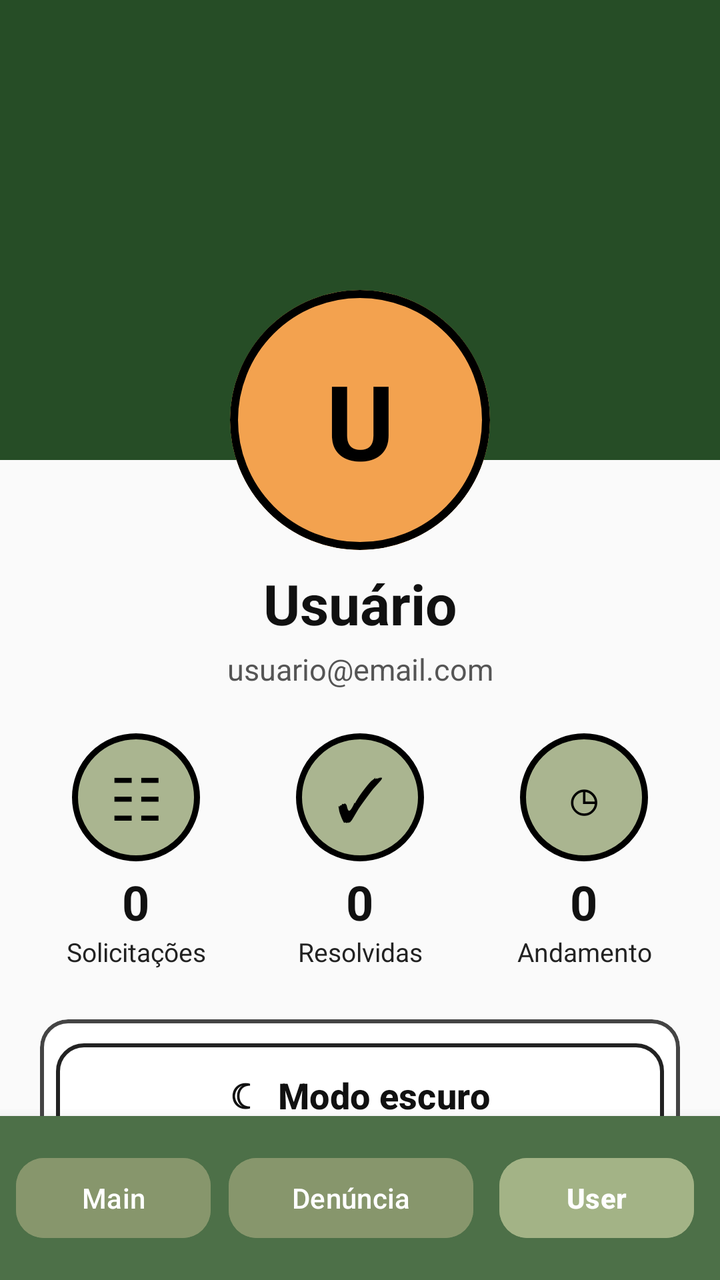
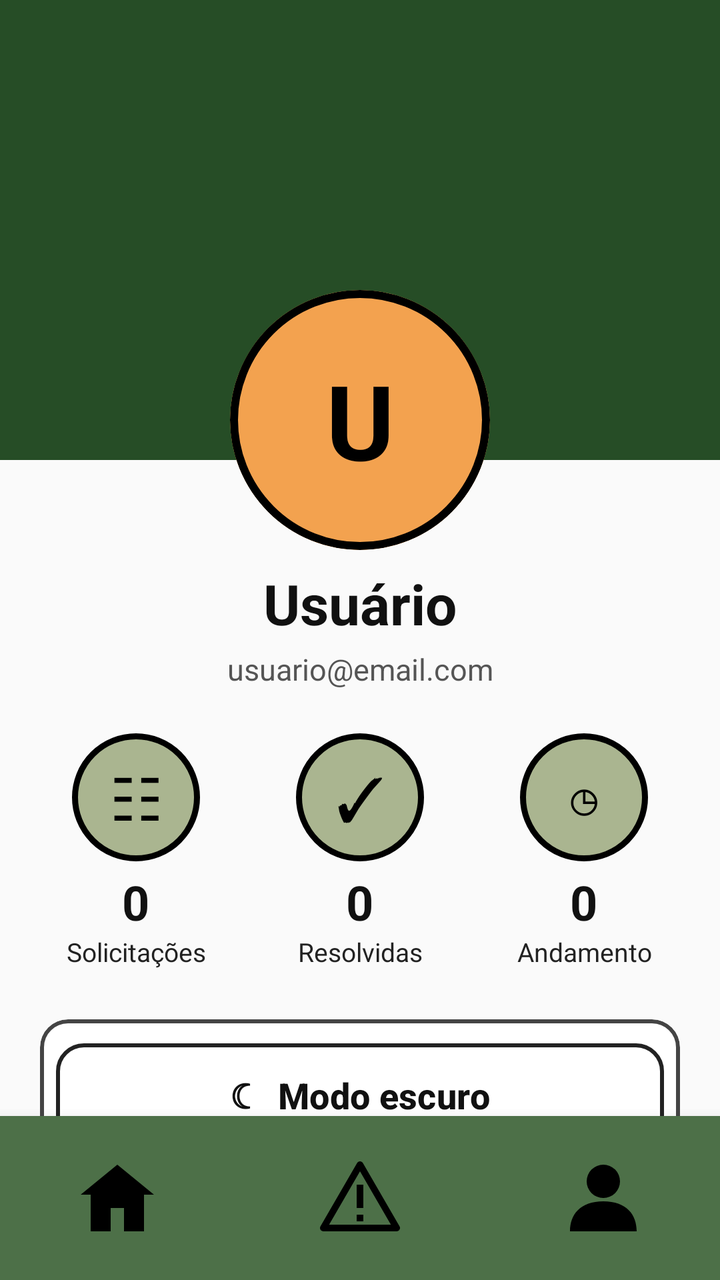

Screens rendered from an Android XML layout before and after an edit, with the pre-edit source and the edit as a unified diff.
<!-- AndroidManifest.xml: application theme Theme.TCC -->
<!-- res/layout/activity_users_screen.xml -->
<?xml version="1.0" encoding="utf-8"?>
<androidx.constraintlayout.widget.ConstraintLayout
    xmlns:android="http://schemas.android.com/apk/res/android"
    xmlns:app="http://schemas.android.com/apk/res-auto"
    xmlns:tools="http://schemas.android.com/tools"
    android:id="@+id/main"
    android:layout_width="match_parent"
    android:layout_height="match_parent"
    android:background="#FAFAFA"
    tools:context=".UsersScreen">


    
    
    

    <androidx.core.widget.NestedScrollView
        android:id="@+id/scrollUser"
        android:layout_width="0dp"
        android:layout_height="0dp"
        android:fillViewport="true"
        android:clipToPadding="false"
        app:layout_constraintTop_toTopOf="parent"
        app:layout_constraintBottom_toTopOf="@id/bottomNavigation"
        app:layout_constraintStart_toStartOf="parent"
        app:layout_constraintEnd_toEndOf="parent">


        <androidx.constraintlayout.widget.ConstraintLayout
            android:layout_width="match_parent"
            android:layout_height="wrap_content"
            android:minHeight="650dp">


            
            
            

            <View
                android:id="@+id/topBackground"
                android:layout_width="0dp"
                android:layout_height="230dp"
                android:background="#264D26"
                app:layout_constraintTop_toTopOf="parent"
                app:layout_constraintStart_toStartOf="parent"
                app:layout_constraintEnd_toEndOf="parent" />


            
            
            

            <com.google.android.material.card.MaterialCardView
                android:id="@+id/cardProfile"
                android:layout_width="130dp"
                android:layout_height="130dp"
                android:layout_marginTop="145dp"
                app:cardBackgroundColor="#F3A24F"
                app:cardCornerRadius="65dp"
                app:cardElevation="0dp"
                app:strokeColor="#000000"
                app:strokeWidth="4dp"
                app:layout_constraintTop_toTopOf="parent"
                app:layout_constraintStart_toStartOf="parent"
                app:layout_constraintEnd_toEndOf="parent">

                <TextView
                    android:id="@+id/txtInicial"
                    android:layout_width="match_parent"
                    android:layout_height="match_parent"
                    android:gravity="center"
                    android:text="U"
                    android:textColor="#000000"
                    android:textSize="52sp"
                    android:textStyle="bold" />

            </com.google.android.material.card.MaterialCardView>


            
            
            

            <TextView
                android:id="@+id/txtName"
                android:layout_width="0dp"
                android:layout_height="wrap_content"
                android:layout_marginStart="20dp"
                android:layout_marginTop="8dp"
                android:layout_marginEnd="20dp"
                android:gravity="center"
                android:maxLines="1"
                android:ellipsize="end"
                android:text="Usuário"
                android:textColor="#111111"
                android:textSize="28sp"
                android:textStyle="bold"
                app:layout_constraintTop_toBottomOf="@id/cardProfile"
                app:layout_constraintStart_toStartOf="parent"
                app:layout_constraintEnd_toEndOf="parent" />


            
            
            

            <TextView
                android:id="@+id/txtEmail"
                android:layout_width="0dp"
                android:layout_height="wrap_content"
                android:layout_marginStart="24dp"
                android:layout_marginTop="4dp"
                android:layout_marginEnd="24dp"
                android:gravity="center"
                android:maxLines="1"
                android:ellipsize="end"
                android:text="usuario@email.com"
                android:textColor="#555555"
                android:textSize="15sp"
                app:layout_constraintTop_toBottomOf="@id/txtName"
                app:layout_constraintStart_toStartOf="parent"
                app:layout_constraintEnd_toEndOf="parent" />


            
            
            

            <LinearLayout
                android:id="@+id/layoutEstatisticas"
                android:layout_width="0dp"
                android:layout_height="wrap_content"
                android:layout_marginStart="12dp"
                android:layout_marginTop="22dp"
                android:layout_marginEnd="12dp"
                android:baselineAligned="false"
                android:orientation="horizontal"
                android:gravity="top"
                app:layout_constraintTop_toBottomOf="@id/txtEmail"
                app:layout_constraintStart_toStartOf="parent"
                app:layout_constraintEnd_toEndOf="parent">


                

                <LinearLayout
                    android:layout_width="0dp"
                    android:layout_height="wrap_content"
                    android:layout_weight="1"
                    android:gravity="center"
                    android:orientation="vertical">

                    <TextView
                        android:layout_width="64dp"
                        android:layout_height="64dp"
                        android:background="@drawable/bg_circle_stat"
                        android:gravity="center"
                        android:text="☷"
                        android:textColor="#000000"
                        android:textSize="30sp" />

                    <TextView
                        android:id="@+id/txtSolicitacoes"
                        android:layout_width="wrap_content"
                        android:layout_height="wrap_content"
                        android:layout_marginTop="4dp"
                        android:text="0"
                        android:textColor="#111111"
                        android:textSize="24sp"
                        android:textStyle="bold" />

                    <TextView
                        android:layout_width="match_parent"
                        android:layout_height="wrap_content"
                        android:gravity="center"
                        android:text="Solicitações"
                        android:textColor="#222222"
                        android:textSize="13sp" />

                </LinearLayout>


                

                <LinearLayout
                    android:layout_width="0dp"
                    android:layout_height="wrap_content"
                    android:layout_weight="1"
                    android:gravity="center"
                    android:orientation="vertical">

                    <TextView
                        android:layout_width="64dp"
                        android:layout_height="64dp"
                        android:background="@drawable/bg_circle_stat"
                        android:gravity="center"
                        android:text="✓"
                        android:textColor="#000000"
                        android:textSize="30sp" />

                    <TextView
                        android:id="@+id/txtResolvidas"
                        android:layout_width="wrap_content"
                        android:layout_height="wrap_content"
                        android:layout_marginTop="4dp"
                        android:text="0"
                        android:textColor="#111111"
                        android:textSize="24sp"
                        android:textStyle="bold" />

                    <TextView
                        android:layout_width="match_parent"
                        android:layout_height="wrap_content"
                        android:gravity="center"
                        android:text="Resolvidas"
                        android:textColor="#222222"
                        android:textSize="13sp" />

                </LinearLayout>


                

                <LinearLayout
                    android:layout_width="0dp"
                    android:layout_height="wrap_content"
                    android:layout_weight="1"
                    android:gravity="center"
                    android:orientation="vertical">

                    <TextView
                        android:layout_width="64dp"
                        android:layout_height="64dp"
                        android:background="@drawable/bg_circle_stat"
                        android:gravity="center"
                        android:text="◷"
                        android:textColor="#000000"
                        android:textSize="30sp" />

                    <TextView
                        android:id="@+id/txtAndamento"
                        android:layout_width="wrap_content"
                        android:layout_height="wrap_content"
                        android:layout_marginTop="4dp"
                        android:text="0"
                        android:textColor="#111111"
                        android:textSize="24sp"
                        android:textStyle="bold" />

                    <TextView
                        android:layout_width="match_parent"
                        android:layout_height="wrap_content"
                        android:gravity="center"
                        android:text="Andamento"
                        android:textColor="#222222"
                        android:textSize="13sp" />

                </LinearLayout>

            </LinearLayout>


            
            
            

            <com.google.android.material.card.MaterialCardView
                android:id="@+id/cardOpcoes"
                android:layout_width="0dp"
                android:layout_height="wrap_content"
                android:layout_marginStart="20dp"
                android:layout_marginTop="25dp"
                android:layout_marginEnd="20dp"
                android:layout_marginBottom="25dp"
                app:cardBackgroundColor="#FFFFFF"
                app:cardCornerRadius="14dp"
                app:cardElevation="0dp"
                app:strokeColor="#444444"
                app:strokeWidth="2dp"
                app:layout_constraintTop_toBottomOf="@id/layoutEstatisticas"
                app:layout_constraintStart_toStartOf="parent"
                app:layout_constraintEnd_toEndOf="parent"
                app:layout_constraintBottom_toBottomOf="parent">

                <LinearLayout
                    android:layout_width="match_parent"
                    android:layout_height="wrap_content"
                    android:orientation="vertical"
                    android:padding="8dp">


                    

                    <com.google.android.material.button.MaterialButton
                        android:id="@+id/btnDarkMode"
                        android:layout_width="match_parent"
                        android:layout_height="60dp"
                        android:text="☾   Modo escuro"
                        android:textAllCaps="false"
                        android:textColor="#111111"
                        android:textSize="18sp"
                        android:textStyle="bold"
                        app:backgroundTint="#FFFFFF"
                        app:cornerRadius="14dp"
                        app:strokeColor="#222222"
                        app:strokeWidth="2dp" />


                    

                    <com.google.android.material.button.MaterialButton
                        android:id="@+id/btnLogout"
                        android:layout_width="match_parent"
                        android:layout_height="60dp"
                        android:layout_marginTop="10dp"
                        android:text="→   Sair da conta"
                        android:textAllCaps="false"
                        android:textColor="#111111"
                        android:textSize="18sp"
                        android:textStyle="bold"
                        app:backgroundTint="#FFFFFF"
                        app:cornerRadius="14dp"
                        app:strokeColor="#222222"
                        app:strokeWidth="2dp" />

                </LinearLayout>

            </com.google.android.material.card.MaterialCardView>

        </androidx.constraintlayout.widget.ConstraintLayout>

    </androidx.core.widget.NestedScrollView>


    
    
    

    <androidx.constraintlayout.widget.ConstraintLayout
        android:id="@+id/bottomNavigation"
        android:layout_width="0dp"
        android:layout_height="82dp"
        android:background="#4D7048"
        android:elevation="10dp"
        app:layout_constraintBottom_toBottomOf="parent"
        app:layout_constraintStart_toStartOf="parent"
        app:layout_constraintEnd_toEndOf="parent">


        <Button
            android:id="@+id/btnMain"
            android:layout_width="0dp"
            android:layout_height="48dp"
            android:layout_marginStart="8dp"
            android:layout_marginEnd="4dp"
            android:backgroundTint="#87966C"
            android:text="Main"
            android:textAllCaps="false"
            android:textColor="#FFFFFF"
            app:cornerRadius="14dp"
            app:layout_constraintWidth_percent="0.27"
            app:layout_constraintStart_toStartOf="parent"
            app:layout_constraintTop_toTopOf="parent"
            app:layout_constraintBottom_toBottomOf="parent" />


        <Button
            android:id="@+id/btnDenuncia"
            android:layout_width="0dp"
            android:layout_height="48dp"
            android:layout_marginStart="4dp"
            android:layout_marginEnd="4dp"
            android:backgroundTint="#87966C"
            android:text="Denúncia"
            android:textAllCaps="false"
            android:textColor="#FFFFFF"
            app:cornerRadius="14dp"
            app:layout_constraintWidth_percent="0.34"
            app:layout_constraintStart_toEndOf="@id/btnMain"
            app:layout_constraintEnd_toStartOf="@id/btnUser"
            app:layout_constraintTop_toTopOf="parent"
            app:layout_constraintBottom_toBottomOf="parent" />


        <Button
            android:id="@+id/btnUser"
            android:layout_width="0dp"
            android:layout_height="48dp"
            android:layout_marginStart="4dp"
            android:layout_marginEnd="8dp"
            android:backgroundTint="#A3B386"
            android:text="User"
            android:textAllCaps="false"
            android:textColor="#FFFFFF"
            android:textStyle="bold"
            app:cornerRadius="14dp"
            app:layout_constraintWidth_percent="0.27"
            app:layout_constraintStart_toEndOf="@id/btnDenuncia"
            app:layout_constraintEnd_toEndOf="parent"
            app:layout_constraintTop_toTopOf="parent"
            app:layout_constraintBottom_toBottomOf="parent" />

    </androidx.constraintlayout.widget.ConstraintLayout>

</androidx.constraintlayout.widget.ConstraintLayout>
<!-- resources referenced by this layout -->
<resources>
  <!-- drawable bg_circle_stat (drawable) -->
  <?xml version="1.0" encoding="utf-8"?>
  <shape
      xmlns:android="http://schemas.android.com/apk/res/android"
      android:shape="oval">
  
      <solid android:color="#AAB590"/>
  
      <stroke
          android:width="3dp"
          android:color="#000000"/>
  
  </shape>
  <style name="Theme.TCC" parent="Base.Theme.TCC" />
  <style name="Base.Theme.TCC" parent="Theme.Material3.DayNight.NoActionBar">
          
          
      </style>
</resources>

<!-- the commit's change to res/layout/activity_users_screen.xml (unified diff, before → after) -->
@@ -346,59 +346,59 @@
         app:layout_constraintStart_toStartOf="parent"
         app:layout_constraintEnd_toEndOf="parent">
 
-
-        <Button
+        
+        <ImageButton
             android:id="@+id/btnMain"
             android:layout_width="0dp"
-            android:layout_height="48dp"
+            android:layout_height="60dp"
             android:layout_marginStart="8dp"
             android:layout_marginEnd="4dp"
-            android:backgroundTint="#87966C"
-            android:text="Main"
-            android:textAllCaps="false"
-            android:textColor="#FFFFFF"
-            app:cornerRadius="14dp"
-            app:layout_constraintWidth_percent="0.27"
+            android:background="?attr/selectableItemBackgroundBorderless"
+            android:src="@drawable/ic_home"
+            android:contentDescription="Início"
+            android:scaleType="fitCenter"
+            android:padding="10dp"
+            app:layout_constraintBottom_toBottomOf="parent"
+            app:layout_constraintEnd_toStartOf="@id/btnDenuncia"
+            app:layout_constraintHorizontal_weight="1"
             app:layout_constraintStart_toStartOf="parent"
-            app:layout_constraintTop_toTopOf="parent"
-            app:layout_constraintBottom_toBottomOf="parent" />
-
-
-        <Button
+            app:layout_constraintTop_toTopOf="parent" />
+
+        
+        <ImageButton
             android:id="@+id/btnDenuncia"
             android:layout_width="0dp"
-            android:layout_height="48dp"
+            android:layout_height="60dp"
             android:layout_marginStart="4dp"
             android:layout_marginEnd="4dp"
-            android:backgroundTint="#87966C"
-            android:text="Denúncia"
-            android:textAllCaps="false"
-            android:textColor="#FFFFFF"
-            app:cornerRadius="14dp"
-            app:layout_constraintWidth_percent="0.34"
+            android:background="?attr/selectableItemBackgroundBorderless"
+            android:src="@drawable/ic_warning"
+            android:contentDescription="Denúncia"
+            android:scaleType="fitCenter"
+            android:padding="10dp"
+            app:layout_constraintBottom_toBottomOf="parent"
+            app:layout_constraintEnd_toStartOf="@id/btnUser"
+            app:layout_constraintHorizontal_weight="1.25"
             app:layout_constraintStart_toEndOf="@id/btnMain"
-            app:layout_constraintEnd_toStartOf="@id/btnUser"
-            app:layout_constraintTop_toTopOf="parent"
-            app:layout_constraintBottom_toBottomOf="parent" />
-
-
-        <Button
+            app:layout_constraintTop_toTopOf="parent" />
+
+        
+        <ImageButton
             android:id="@+id/btnUser"
             android:layout_width="0dp"
-            android:layout_height="48dp"
+            android:layout_height="60dp"
             android:layout_marginStart="4dp"
             android:layout_marginEnd="8dp"
-            android:backgroundTint="#A3B386"
-            android:text="User"
-            android:textAllCaps="false"
-            android:textColor="#FFFFFF"
-            android:textStyle="bold"
-            app:cornerRadius="14dp"
-            app:layout_constraintWidth_percent="0.27"
+            android:background="?attr/selectableItemBackgroundBorderless"
+            android:src="@drawable/ic_person"
+            android:contentDescription="Perfil"
+            android:scaleType="fitCenter"
+            android:padding="10dp"
+            app:layout_constraintBottom_toBottomOf="parent"
+            app:layout_constraintEnd_toEndOf="parent"
+            app:layout_constraintHorizontal_weight="1"
             app:layout_constraintStart_toEndOf="@id/btnDenuncia"
-            app:layout_constraintEnd_toEndOf="parent"
-            app:layout_constraintTop_toTopOf="parent"
-            app:layout_constraintBottom_toBottomOf="parent" />
+            app:layout_constraintTop_toTopOf="parent" />
 
     </androidx.constraintlayout.widget.ConstraintLayout>
 
<!-- resource entries referenced after the edit -->
@@ -13,6 +13,49 @@
           android:color="#000000"/>
   
   </shape>
+  <!-- drawable ic_home (drawable) -->
+  <?xml version="1.0" encoding="utf-8"?>
+  <vector xmlns:android="http://schemas.android.com/apk/res/android"
+      android:width="40dp"
+      android:height="40dp"
+      android:viewportWidth="24"
+      android:viewportHeight="24">
+  
+      <path
+          android:fillColor="#000000"
+          android:pathData="M12,2 L1,11 H4 V22 H10 V15 H14 V22 H20 V11 H23 Z" />
+  </vector>
+  <!-- drawable ic_person (drawable) -->
+  <?xml version="1.0" encoding="utf-8"?>
+  <vector xmlns:android="http://schemas.android.com/apk/res/android"
+      android:width="40dp"
+      android:height="40dp"
+      android:viewportWidth="24"
+      android:viewportHeight="24">
+  
+      <path
+          android:fillColor="#000000"
+          android:pathData="M12,2 A5,5 0,1 1,12 12 A5,5 0,1 1,12 2 Z M12,13 C5,13 2,17 2,22 H22 C22,17 19,13 12,13 Z" />
+  </vector>
+  <!-- drawable ic_warning (drawable) -->
+  <?xml version="1.0" encoding="utf-8"?>
+  <vector xmlns:android="http://schemas.android.com/apk/res/android"
+      android:width="40dp"
+      android:height="40dp"
+      android:viewportWidth="24"
+      android:viewportHeight="24">
+  
+      <path
+          android:fillColor="#00000000"
+          android:strokeColor="#000000"
+          android:strokeWidth="2"
+          android:strokeLineJoin="round"
+          android:pathData="M12,2 L23,21 H1 Z" />
+  
+      <path
+          android:fillColor="#000000"
+          android:pathData="M11,8 H13 V15 H11 Z M11,17 H13 V19 H11 Z" />
+  </vector>
   <style name="Theme.TCC" parent="Base.Theme.TCC" />
   <style name="Base.Theme.TCC" parent="Theme.Material3.DayNight.NoActionBar">
           
